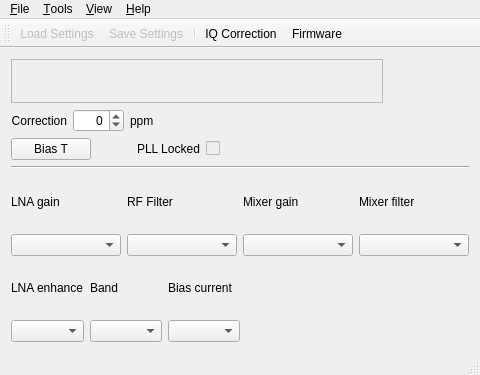
First picture: the form in mainwindow.ui, repository csete/qthid, before the edit.
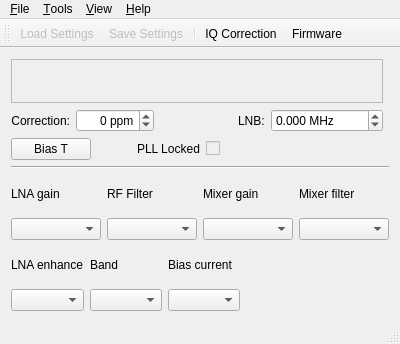
Second picture: the form after the edit. Icons and pictures are not drawn. Custom widgets are drawn as their Qt base class.

Commit message: Support for up- and downconverters.

Diff of the .ui file:
```diff
--- a/mainwindow.ui
+++ b/mainwindow.ui
@@ -6,8 +6,8 @@
    <rect>
     <x>0</x>
     <y>0</y>
-    <width>480</width>
-    <height>375</height>
+    <width>400</width>
+    <height>344</height>
    </rect>
   </property>
   <property name="windowTitle">
@@ -62,7 +62,7 @@
              </sizepolicy>
             </property>
             <property name="text">
-             <string>Correction</string>
+             <string>Correction:</string>
             </property>
             <property name="alignment">
              <set>Qt::AlignRight|Qt::AlignTrailing|Qt::AlignVCenter</set>
@@ -86,6 +86,9 @@
             <property name="alignment">
              <set>Qt::AlignRight|Qt::AlignTrailing|Qt::AlignVCenter</set>
             </property>
+            <property name="suffix">
+             <string> ppm</string>
+            </property>
             <property name="minimum">
              <number>-500</number>
             </property>
@@ -94,19 +97,6 @@
             </property>
            </widget>
           </item>
-          <item>
-           <widget class="QLabel" name="labelCorrection_2">
-            <property name="sizePolicy">
-             <sizepolicy hsizetype="Preferred" vsizetype="Minimum">
-              <horstretch>0</horstretch>
-              <verstretch>0</verstretch>
-             </sizepolicy>
-            </property>
-            <property name="text">
-             <string>ppm</string>
-            </property>
-           </widget>
-          </item>
           <item>
            <spacer name="horizontalSpacer_4">
             <property name="orientation">
@@ -120,6 +110,40 @@
             </property>
            </spacer>
           </item>
+          <item>
+           <widget class="QLabel" name="labelLnb">
+            <property name="text">
+             <string>LNB:</string>
+            </property>
+           </widget>
+          </item>
+          <item>
+           <widget class="QDoubleSpinBox" name="spinBoxLnb">
+            <property name="toolTip">
+             <string>Frequency offset for up- and downconverters.
+Shown frequency = FCD_freq + LNB_offset
+Use positive offset for downconverters and negative offset for upconverters.</string>
+            </property>
+            <property name="frame">
+             <bool>true</bool>
+            </property>
+            <property name="buttonSymbols">
+             <enum>QAbstractSpinBox::UpDownArrows</enum>
+            </property>
+            <property name="suffix">
+             <string> MHz</string>
+            </property>
+            <property name="decimals">
+             <number>3</number>
+            </property>
+            <property name="minimum">
+             <double>-1000.000000000000000</double>
+            </property>
+            <property name="maximum">
+             <double>15000.000000000000000</double>
+            </property>
+           </widget>
+          </item>
          </layout>
         </item>
         <item>
@@ -361,8 +385,8 @@
     <rect>
      <x>0</x>
      <y>0</y>
-     <width>480</width>
-     <height>22</height>
+     <width>400</width>
+     <height>24</height>
     </rect>
    </property>
    <widget class="QMenu" name="menuFile">
```
The commit also changes 2 other files.
